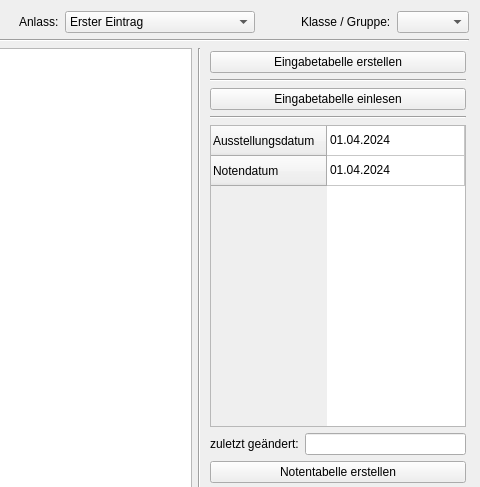
The window that WZ/program-data/ui/grades.ui (gradgrind/WZS) describes before a commit, drawn with Qt 5; both pictures show x 449 to 929 and y 0 to 487 of the 929 by 619 pixel window.
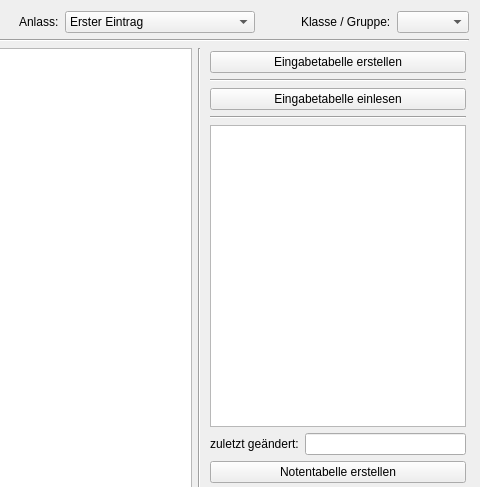
The same window after the commit. Icons and pictures are not drawn.

Commit message: Working on grades manager: migrating to new delegates and table-view-based tables.

```diff
--- a/WZ/program-data/ui/grades.ui
+++ b/WZ/program-data/ui/grades.ui
@@ -216,7 +216,10 @@
          </widget>
         </item>
         <item>
-         <widget class="QTableWidget" name="date_table">
+         <widget class="QTableView" name="date_table">
+          <property name="selectionMode">
+           <enum>QAbstractItemView::NoSelection</enum>
+          </property>
           <attribute name="horizontalHeaderVisible">
            <bool>false</bool>
           </attribute>
@@ -229,31 +232,9 @@
           <attribute name="horizontalHeaderStretchLastSection">
            <bool>true</bool>
           </attribute>
-          <row>
-           <property name="text">
-            <string>Ausstellungsdatum</string>
-           </property>
-          </row>
-          <row>
-           <property name="text">
-            <string>Notendatum</string>
-           </property>
-          </row>
-          <column>
-           <property name="text">
-            <string>date</string>
-           </property>
-          </column>
-          <item row="0" column="0">
-           <property name="text">
-            <string>01.04.2024</string>
-           </property>
-          </item>
-          <item row="1" column="0">
-           <property name="text">
-            <string>01.04.2024</string>
-           </property>
-          </item>
+          <attribute name="verticalHeaderCascadingSectionResizes">
+           <bool>true</bool>
+          </attribute>
          </widget>
         </item>
         <item>
```
The commit also changes 2 other files.
